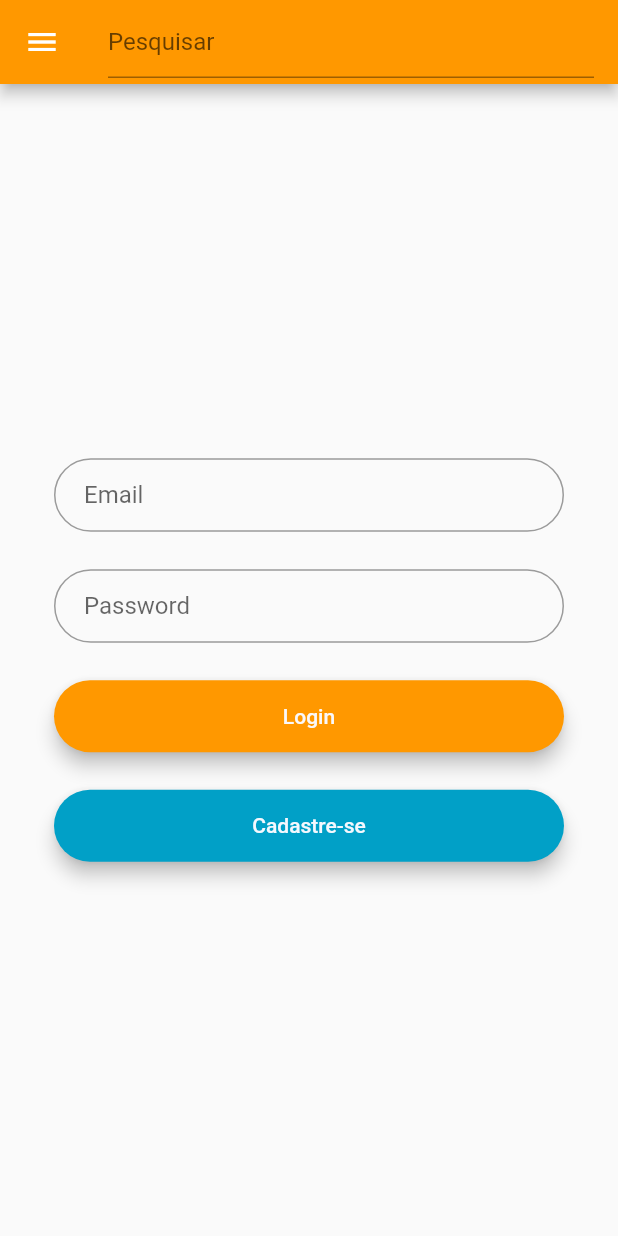
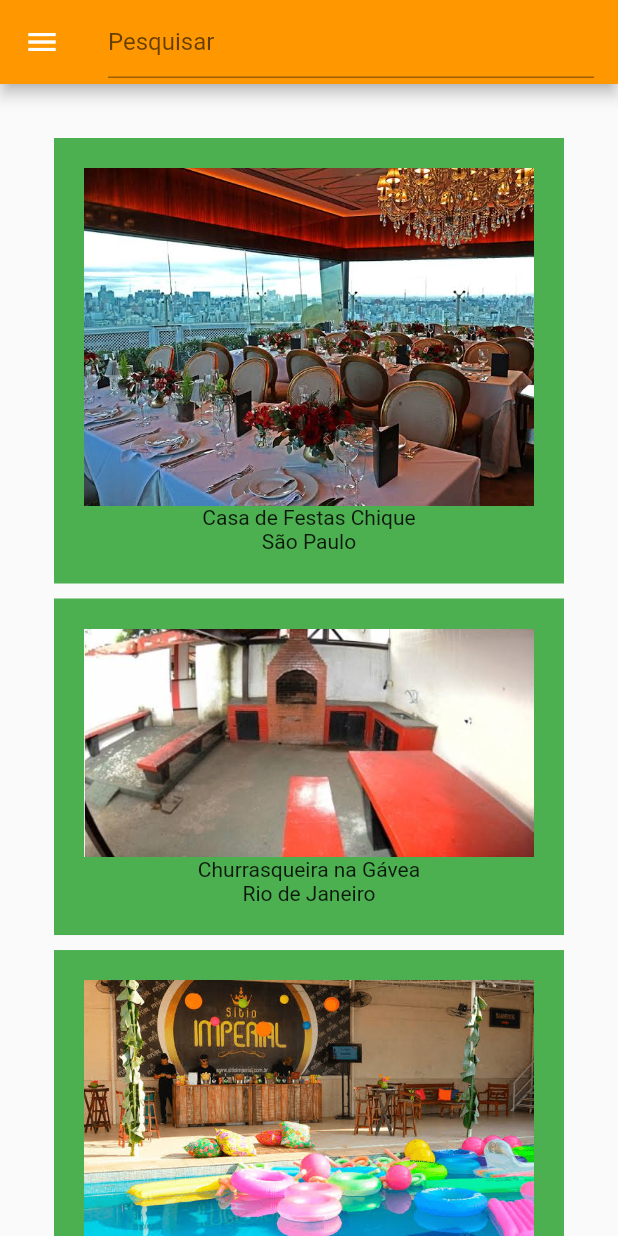
Before and after one commit to marizeraus/ratimbum-1, a Flutter app: the screen it shows after launch, on a phone screen of 412 x 824 dp. Run offline on Flutter 3.47's test engine with Material 2 defaults, Android fonts, the phone set to English and light mode, and no system bars; our stand-ins replace image_picker, sqflite, toast; accounts and stored records are empty.

Commit message:
main page now displaying list of places

```diff
--- a/ratimbum2/lib/main.dart
+++ b/ratimbum2/lib/main.dart
@@ -1,6 +1,9 @@
+import 'dart:io';
+
 import 'package:flutter/material.dart';
 import 'package:ratimbum2/network/login.dart';
 import 'package:ratimbum2/register.dart';
+import 'package:ratimbum2/showplace.dart';
 import 'package:ratimbum2/sucesspage.dart';
 import 'package:ratimbum2/model/globals.dart' as globals;
 import 'package:sqflite/sqflite.dart';
@@ -63,64 +66,8 @@ class _MyHomePageState extends State<MyHomePage> {
   @override
   Widget build(BuildContext context) {
     globals.setplaces();
-    globals.placelist;
-    final emailfield = TextField(
-      controller: emailController,
-      obscureText: false,
-        decoration: InputDecoration(
-          contentPadding: EdgeInsets.fromLTRB(20.0, 15.0, 20.0, 15.0),
-          hintText: "Email",
-          border: OutlineInputBorder(borderRadius: BorderRadius.circular(32.0)),
-          focusColor: Colors.orange,
-          hoverColor: Colors.orange
-        ),
-    );
 
-    final passwordField = TextField(obscureText: true,
-        controller: passwordController,
-        decoration: InputDecoration(
-          contentPadding: EdgeInsets.fromLTRB(20.0, 15.0, 20.0, 15.0),
-          hintText: "Password",
-          border: OutlineInputBorder(borderRadius: BorderRadius.circular(32.0)),
-          focusColor: Colors.orange
-        ),
-    );
 
-    final loginButton = Material(
-      elevation: 5.0,
-      borderRadius: BorderRadius.circular(30.0),
-      color: Colors.orange,
-      child: MaterialButton(
-        minWidth: MediaQuery.of(context).size.width,
-        padding: EdgeInsets.fromLTRB(20.0, 15.0, 20.0, 15.0),
-        onPressed: (){
-          loginhandler.sign_in(context, emailController.text, passwordController.text);
-          Navigator.push(context, MaterialPageRoute(builder: (context) => sucesspage(emailController.text)));
-        },
-        child: Text("Login",
-        textAlign: TextAlign.center,
-        style: TextStyle(color: Color(0xfafafaff)),
-        ),
-      ),
-    );
-
-    final registerbutton = Material(
-      elevation: 5.0,
-      borderRadius: BorderRadius.circular(30.0),
-      color: Color(0xff01A0C7),
-      child: MaterialButton(
-        minWidth: MediaQuery.of(context).size.width,
-        padding: EdgeInsets.fromLTRB(20.0, 15.0, 20.0, 15.0),
-        onPressed: (){
-          Navigator.push(context, MaterialPageRoute(builder: (context) => registerpage()));
-        },
-        child: Text("Cadastre-se",
-        textAlign: TextAlign.center,
-        style: TextStyle(color: Color(0xfafafaff)),
-
-        ),
-      ),
-    );
 
 
     return Scaffold(
@@ -141,15 +88,7 @@ class _MyHomePageState extends State<MyHomePage> {
               child: Column(
               mainAxisAlignment: MainAxisAlignment.center,
               crossAxisAlignment: CrossAxisAlignment.center,
-              children: <Widget>[
-                emailfield,
-                SizedBox(height: 25.0),
-                passwordField,
-                SizedBox(height: 25.0),
-                loginButton,
-                SizedBox(height: 25.0),
-                registerbutton
-              ],
+              children: displayList(),
             ),
           ),
           )
@@ -158,4 +97,38 @@ class _MyHomePageState extends State<MyHomePage> {
     drawer: globals.selectdrawer(context)
     );
   }
+
+  List<Widget> displayList(){
+    List<Widget> widgetList = new List<Widget>();
+    for(var i=0; i<globals.placelist.length; i++){
+      var place = globals.placelist[i];
+      var image;
+      if(place.isasset){
+        image = Image.asset(place.imagepath);
+      }
+      else{
+        image = Image(image: FileImage(File.fromUri(Uri.parse(place.imagepath))));
+      }
+
+      widgetList.add(
+        new GestureDetector(
+        onTap: (){
+          globals.searchPlace("flamengo");
+        Navigator.push(context, MaterialPageRoute(builder: (context) => showPlace(place)));
+        },
+        child: Container(
+          padding: new EdgeInsets.fromLTRB(20.0, 20.0, 20.0, 20.0),
+          color: Colors.green,
+          child: Column(children: <Widget>[
+          image,
+          Text(place.name),
+          Text(place.local)
+
+          ],),),
+          )
+        );
+      widgetList.add(SizedBox(height:10.0));
+    }
+    return widgetList;
+  }
 }
--- a/ratimbum2/lib/model/globals.dart
+++ b/ratimbum2/lib/model/globals.dart
@@ -137,5 +137,17 @@ Widget selectdrawer(BuildContext context){
           ],
         ),
       );
+  }
 
-}
+  List<Place> searchPlace(String search){
+    search.toLowerCase();
+    List<Place> searchList = new List<Place>();
+    for (var i=0; i<placelist.length; i++){
+      var place = placelist[i];
+      if (place.name.toLowerCase().contains(search) || place.local.toLowerCase().contains(search) || place.observations.toLowerCase().contains(search)){
+        searchList.add(place);
+      }
+    }
+    return searchList;
+
+  }
```
